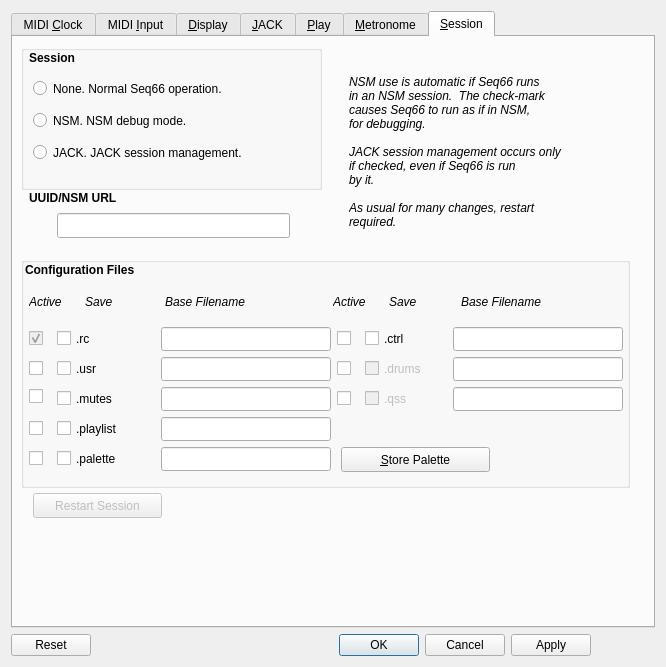
This is seq_qt5/forms/qseditoptions.ui in ahlstromcj/seq66 as Qt 5 draws it before an edit. The edited form follows.
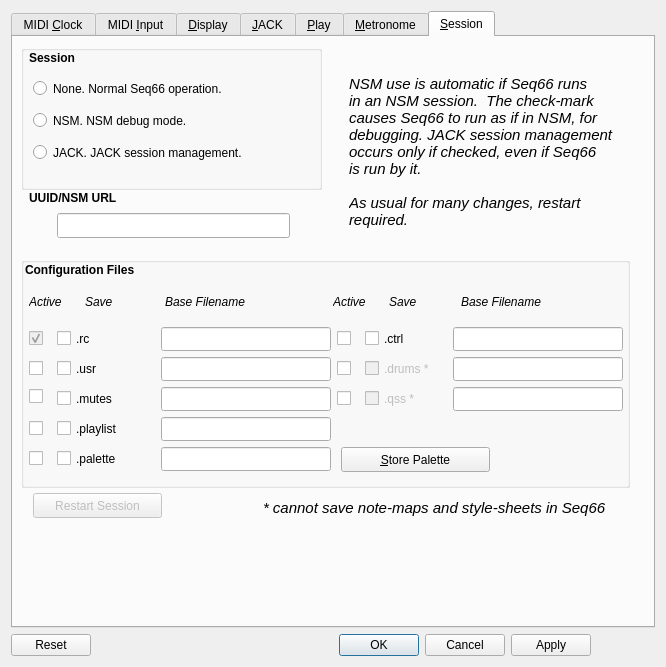
This is the edited form.

Diff of the .ui file:
```diff
--- a/seq_qt5/forms/qseditoptions.ui
+++ b/seq_qt5/forms/qseditoptions.ui
@@ -21,7 +21,6 @@
      </property>
      <property name="font">
       <font>
-       <weight>50</weight>
        <bold>false</bold>
       </font>
      </property>
@@ -2694,13 +2693,13 @@
         <rect>
          <x>336</x>
          <y>20</y>
-         <width>285</width>
+         <width>291</width>
          <height>189</height>
         </rect>
        </property>
        <property name="font">
         <font>
-         <weight>50</weight>
+         <pointsize>11</pointsize>
          <italic>true</italic>
          <bold>false</bold>
         </font>
@@ -2708,12 +2707,10 @@
        <property name="text">
         <string>NSM use is automatic if Seq66 runs
 in an NSM session.  The check-mark
-causes Seq66 to run as if in NSM,
-for debugging.
-
-JACK session management occurs only
-if checked, even if Seq66 is run
-by it.
+causes Seq66 to run as if in NSM, for
+debugging. JACK session management
+occurs only if checked, even if Seq66
+is run by it.
 
 As usual for many changes, restart
 required.</string>
@@ -2847,7 +2844,7 @@
          </rect>
         </property>
         <property name="text">
-         <string>.drums</string>
+         <string>.drums *</string>
         </property>
        </widget>
        <widget class="QCheckBox" name="checkBoxActiveRc">
@@ -3221,7 +3218,7 @@
          </rect>
         </property>
         <property name="text">
-         <string>.qss</string>
+         <string>.qss *</string>
         </property>
        </widget>
        <widget class="QLineEdit" name="lineEditStyleSheet">
@@ -3298,6 +3295,26 @@
         <string>Restart Session</string>
        </property>
       </widget>
+      <widget class="QLabel" name="label_19">
+       <property name="geometry">
+        <rect>
+         <x>250</x>
+         <y>460</y>
+         <width>391</width>
+         <height>22</height>
+        </rect>
+       </property>
+       <property name="font">
+        <font>
+         <pointsize>11</pointsize>
+         <italic>true</italic>
+         <bold>false</bold>
+        </font>
+       </property>
+       <property name="text">
+        <string>* cannot save note-maps and style-sheets in Seq66</string>
+       </property>
+      </widget>
      </widget>
     </widget>
    </item>
```
Left out of the diff: 62 changed lines with no effect on the pictures.
